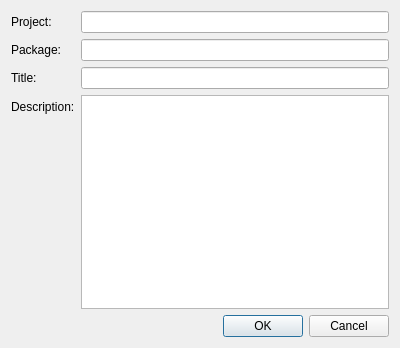
First picture: the form in src/gui/browser/metaconfigeditor.ui, repository javierllorente/qactus, before the edit.
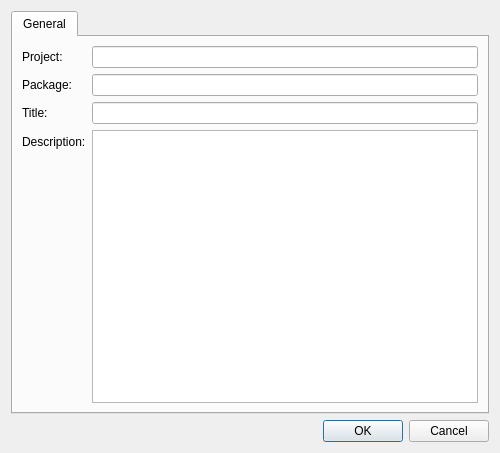
Second picture: the form after the edit.

Commit message: Add tabs for repositories, repository flags, users and groups so that all data from an OBSMetaConfig is displayed

```diff
--- a/src/gui/browser/metaconfigeditor.ui
+++ b/src/gui/browser/metaconfigeditor.ui
@@ -6,8 +6,8 @@
    <rect>
     <x>0</x>
     <y>0</y>
-    <width>400</width>
-    <height>348</height>
+    <width>500</width>
+    <height>453</height>
    </rect>
   </property>
   <property name="windowTitle">
@@ -15,7 +15,21 @@
   </property>
   <layout class="QVBoxLayout" name="verticalLayout">
    <item>
-    <layout class="QFormLayout" name="formLayout_2">
+    <widget class="QTabWidget" name="tabWidget">
+     <property name="currentIndex">
+      <number>0</number>
+     </property>
+     <widget class="QWidget" name="tabGeneral">
+      <property name="sizePolicy">
+       <sizepolicy hsizetype="Preferred" vsizetype="Preferred">
+        <horstretch>0</horstretch>
+        <verstretch>0</verstretch>
+       </sizepolicy>
+      </property>
+      <attribute name="title">
+       <string>General</string>
+      </attribute>
+      <layout class="QFormLayout" name="layoutGeneral">
      <item row="0" column="0">
       <widget class="QLabel" name="projectLabel">
        <property name="text">
@@ -23,40 +37,49 @@
        </property>
       </widget>
      </item>
-     <item row="0" column="1">
-      <widget class="QLineEdit" name="projectLineEdit"/>
-     </item>
-     <item row="1" column="0">
+       <item row="2" column="0">
       <widget class="QLabel" name="packageLabel">
        <property name="text">
         <string>Package:</string>
        </property>
       </widget>
      </item>
-     <item row="1" column="1">
-      <widget class="QLineEdit" name="packageLineEdit"/>
-     </item>
-     <item row="2" column="0">
+       <item row="4" column="0">
       <widget class="QLabel" name="titleLabel">
        <property name="text">
         <string>Title:</string>
        </property>
       </widget>
      </item>
-     <item row="2" column="1">
-      <widget class="QLineEdit" name="titleLineEdit"/>
-     </item>
-     <item row="3" column="0">
+       <item row="6" column="0">
       <widget class="QLabel" name="descriptionLabel">
        <property name="text">
         <string>Description:</string>
        </property>
       </widget>
      </item>
-     <item row="3" column="1">
-      <widget class="QTextEdit" name="descriptionTextEdit"/>
-     </item>
-    </layout>
+       <item row="0" column="1">
+        <widget class="QLineEdit" name="projectLineEdit"/>
+       </item>
+       <item row="2" column="1">
+        <widget class="QLineEdit" name="packageLineEdit"/>
+       </item>
+       <item row="4" column="1">
+        <widget class="QLineEdit" name="titleLineEdit"/>
+       </item>
+       <item row="6" column="1">
+        <widget class="QTextEdit" name="descriptionTextEdit">
+         <property name="sizePolicy">
+          <sizepolicy hsizetype="Expanding" vsizetype="Expanding">
+           <horstretch>1</horstretch>
+           <verstretch>1</verstretch>
+          </sizepolicy>
+         </property>
+        </widget>
+       </item>
+      </layout>
+     </widget>
+    </widget>
    </item>
    <item>
     <widget class="QDialogButtonBox" name="buttonBox">
```
Left out of the diff: 2 changed lines with no effect on the pictures. Lines whose indentation alone changed are shown as unchanged. The commit also changes 2 other files.
